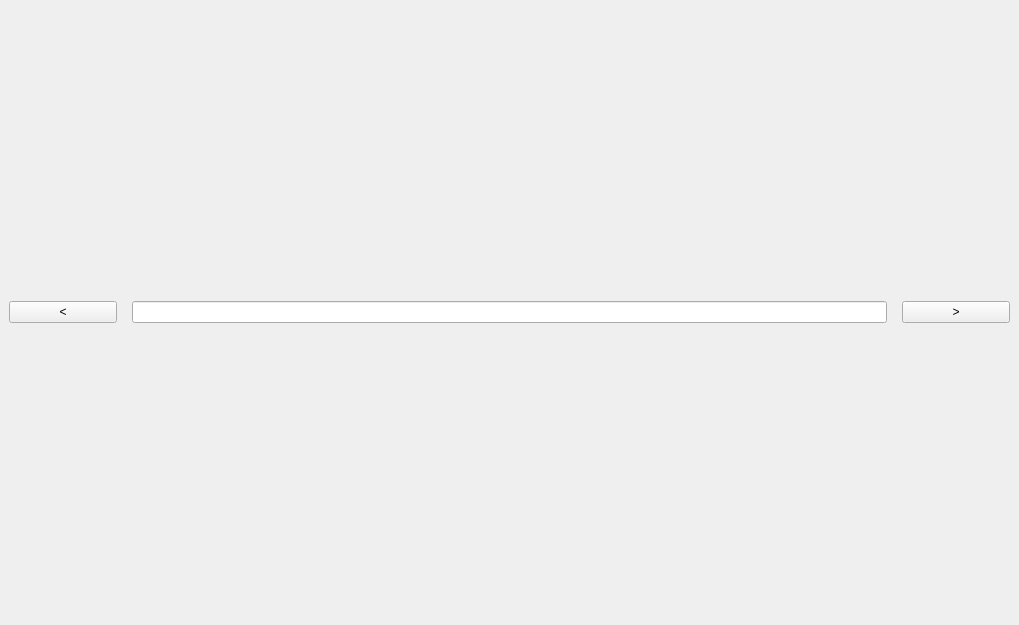
Before: the Qt Designer form pamet/views/tab/widget.ui in v-ko/pamet, drawn with Qt 5.
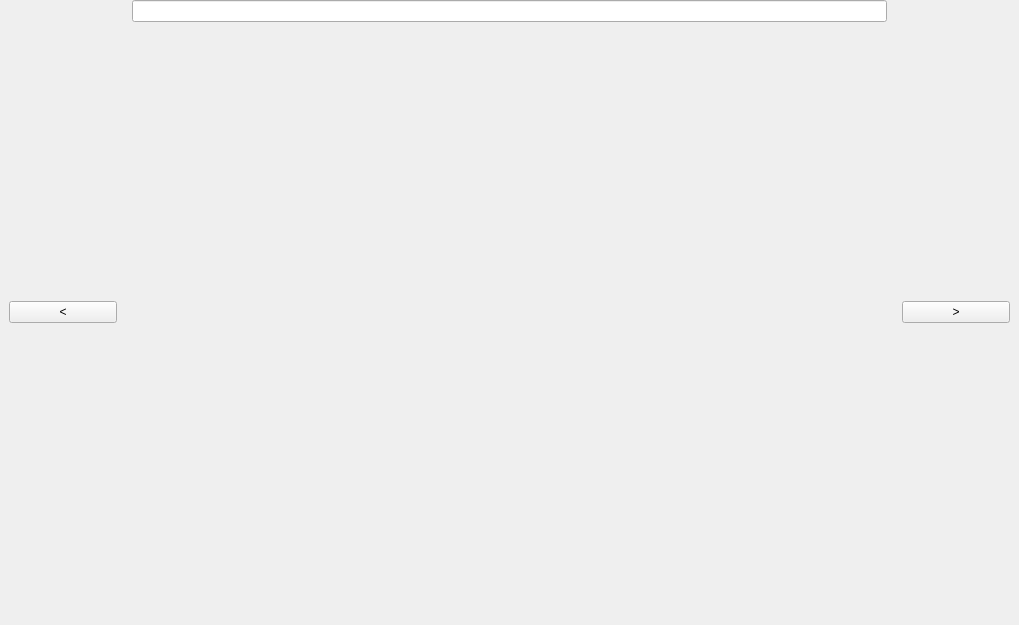
After: the same form once the commit is applied.

Commit message: Implemented tour page + some minor bugfixes

What changed in the file:
```diff
--- a/pamet/views/tab/widget.ui
+++ b/pamet/views/tab/widget.ui
@@ -81,6 +81,40 @@
       <item>
        <widget class="QLineEdit" name="commandLineEdit"/>
       </item>
+      <item>
+       <layout class="QHBoxLayout" name="centralLayout">
+        <property name="spacing">
+         <number>0</number>
+        </property>
+        <item>
+         <widget class="QWidget" name="mapPageContainer" native="true">
+          <property name="sizePolicy">
+           <sizepolicy hsizetype="MinimumExpanding" vsizetype="Preferred">
+            <horstretch>0</horstretch>
+            <verstretch>0</verstretch>
+           </sizepolicy>
+          </property>
+          <layout class="QHBoxLayout" name="horizontalLayout_2">
+           <property name="spacing">
+            <number>0</number>
+           </property>
+           <property name="leftMargin">
+            <number>0</number>
+           </property>
+           <property name="topMargin">
+            <number>0</number>
+           </property>
+           <property name="rightMargin">
+            <number>0</number>
+           </property>
+           <property name="bottomMargin">
+            <number>0</number>
+           </property>
+          </layout>
+         </widget>
+        </item>
+       </layout>
+      </item>
      </layout>
     </widget>
    </item>
```
The commit also changes 19 other files.
